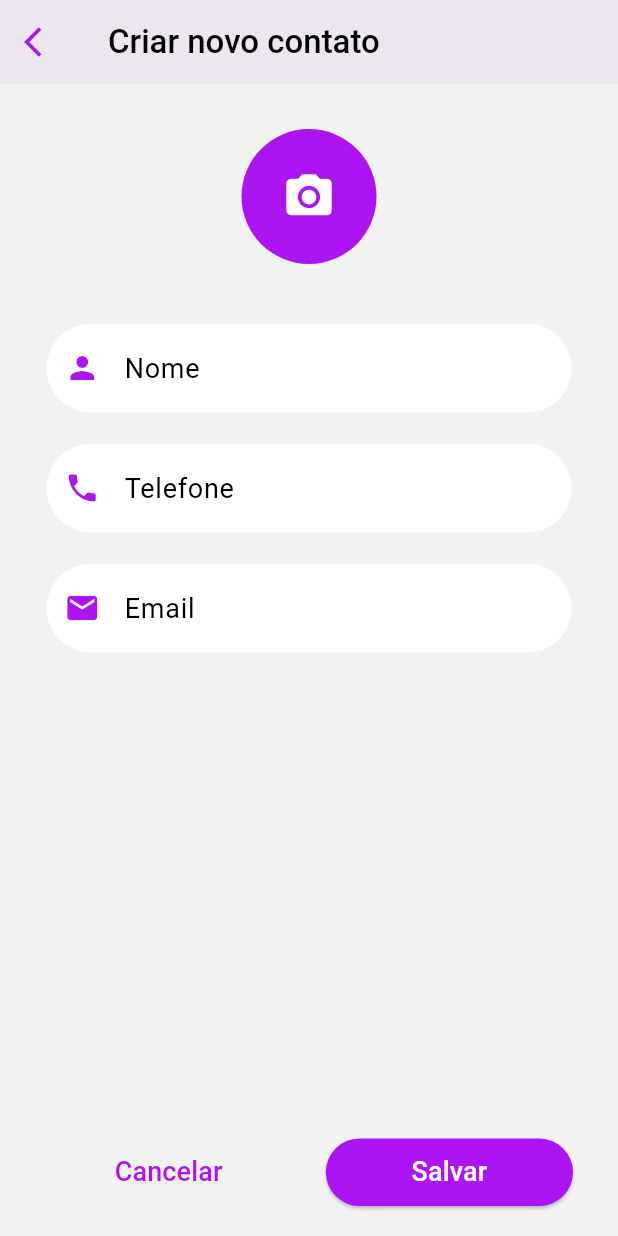
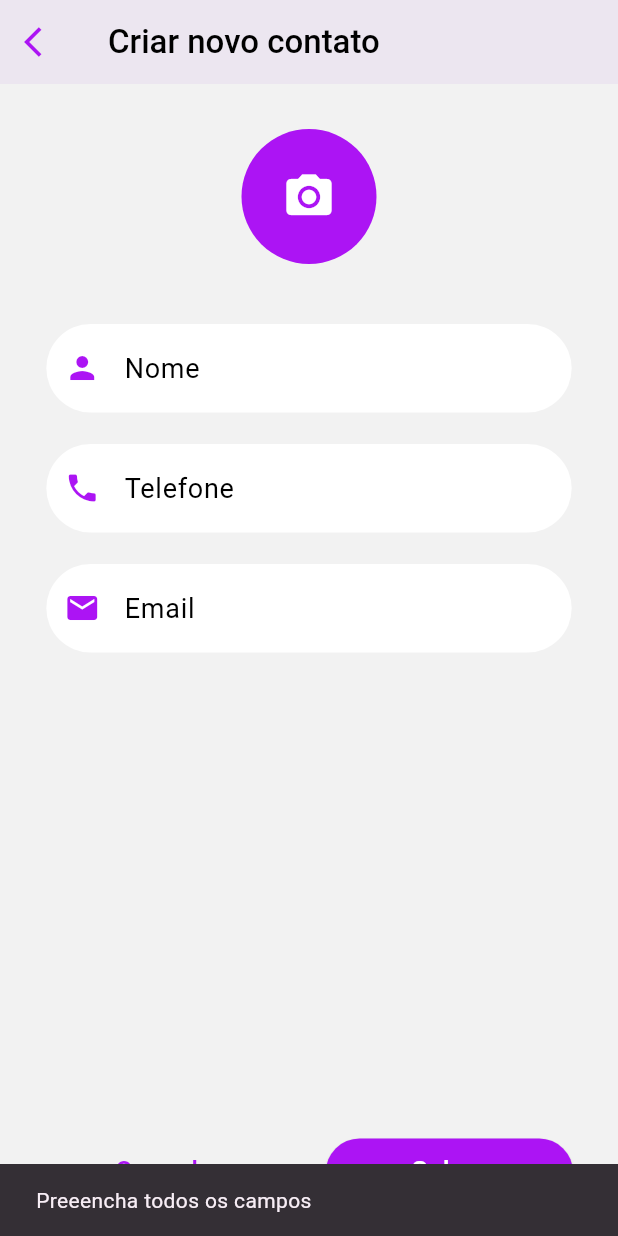
Before and after one commit to liviaaraujo-dev/lista_de_contatos, a Flutter app: the CreateContactPage screen opened directly, after a tap on "Salvar", on a phone screen of 412 x 824 dp. Run offline on Flutter 3.47's test engine with Material 2 defaults, Android fonts, the phone set to English and light mode, and no system bars; our stand-ins replace dio, flutter_masked_text2, flutter_phoenix, gallery_saver, image_picker, share_plus; network calls fail.

Commit message:
correction create contact page

```diff
--- a/lib/pages/create_contact/create_contact_page.dart
+++ b/lib/pages/create_contact/create_contact_page.dart
@@ -11,7 +11,6 @@ import 'package:lista_de_contatos/shared/theme/app_colors.dart';
 import 'package:path_provider/path_provider.dart' as path_provider;
 import 'package:path/path.dart';
 import '../../models/contact_model.dart';
-
 
 class CreateContactPage extends StatefulWidget {
   const CreateContactPage({super.key});
@@ -231,6 +230,33 @@ class _CreateContactPageState extends State<CreateContactPage> {
                                 name: _name.text,
                                 img: _photo != null ? _photo!.path : ' ',
                               ));
+                              _contactSave(context);
+                            }
+                            else{
+                             const snackBar = SnackBar(
+                               content: Text('Preeencha todos os campos'),
+                              );
+                              ScaffoldMessenger.of(context).showSnackBar(snackBar);
+                            }
+                          },
+                          style: ElevatedButton.styleFrom(
+                            backgroundColor: AppColors.primary,
+                          ),
+                          child: Text('Salvar',style: TextStyle(color: Colors.white,  fontSize: 18) )
+                        ),
+                    )
+                    ],
+                  ),
+               ),
+            ],
+          ),
+        ),
+      ),
+    );
+
+  }
+
+  _contactSave(BuildContext context){
     showDialog(
       context: context,
       barrierDismissible: false,
@@ -262,23 +288,6 @@ class _CreateContactPageState extends State<CreateContactPage> {
         );
       }
     );
-                            }
-                          },
-                          style: ElevatedButton.styleFrom(
-                            backgroundColor: AppColors.primary,
-                          ),
-                          child: Text('Salvar',style: TextStyle(color: Colors.white,  fontSize: 18) )
-                        ),
-                    )
-                    ],
-                  ),
-               ),
-            ],
-          ),
-        ),
-      ),
-    );
-
   }
 
   _modalPhoto(BuildContext context){
```
Lines whose indentation alone changed are shown as unchanged.
